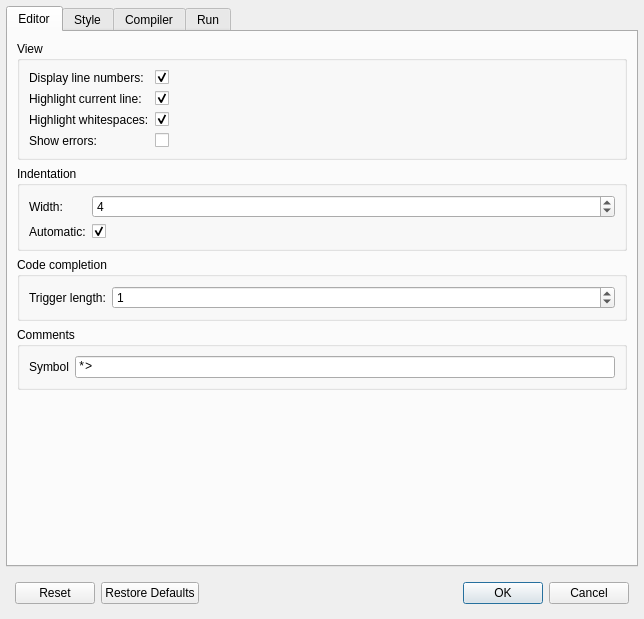
This is forms/dlg_preferences.ui in OpenCobolIDE/OpenCobolIDE as Qt 5 draws it before an edit. The edited form follows.
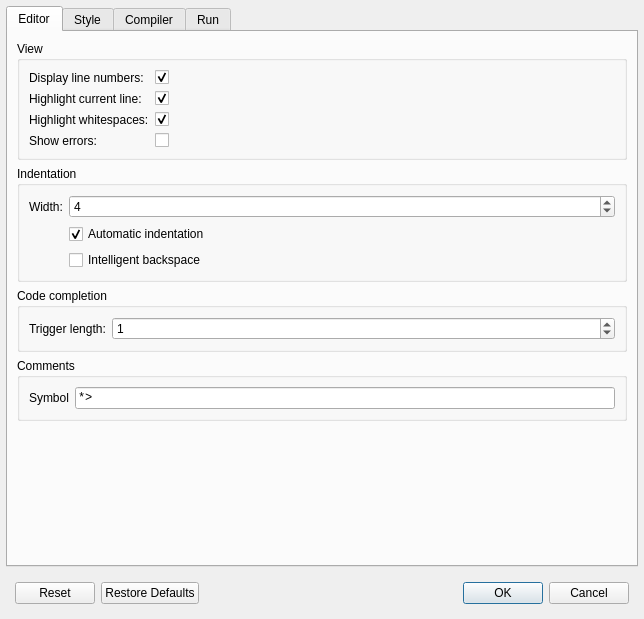
This is the edited form. The open tabs and pages were chosen to show the change. Icons and pictures are not drawn. Custom widgets are drawn as their Qt base class.

Patch:
```diff
--- a/forms/dlg_preferences.ui
+++ b/forms/dlg_preferences.ui
@@ -177,7 +177,7 @@
              <item row="2" column="0">
               <widget class="QLabel" name="label_14">
                <property name="text">
-                <string>Automatic:</string>
+                <string/>
                </property>
               </widget>
              </item>
@@ -206,13 +206,31 @@
                 <string>Enable/Disable automatic indentation</string>
                </property>
                <property name="text">
-                <string/>
+                <string>Automatic indentation</string>
                </property>
                <property name="checked">
                 <bool>true</bool>
                </property>
               </widget>
              </item>
+             <item row="3" column="0">
+              <widget class="QLabel" name="label_6">
+               <property name="text">
+                <string/>
+               </property>
+              </widget>
+             </item>
+             <item row="3" column="1">
+              <widget class="QCheckBox" name="checkBoxSmartBackspace">
+               <property name="toolTip">
+                <string>Backspace will act as shift+tab, i.e. it will eat as much spaces 
+as possible to get back to the previous indentation level.</string>
+               </property>
+               <property name="text">
+                <string>Intelligent backspace</string>
+               </property>
+              </widget>
+             </item>
             </layout>
            </widget>
           </item>
```
Left out of the diff: 2 changed lines with no effect on the pictures.
